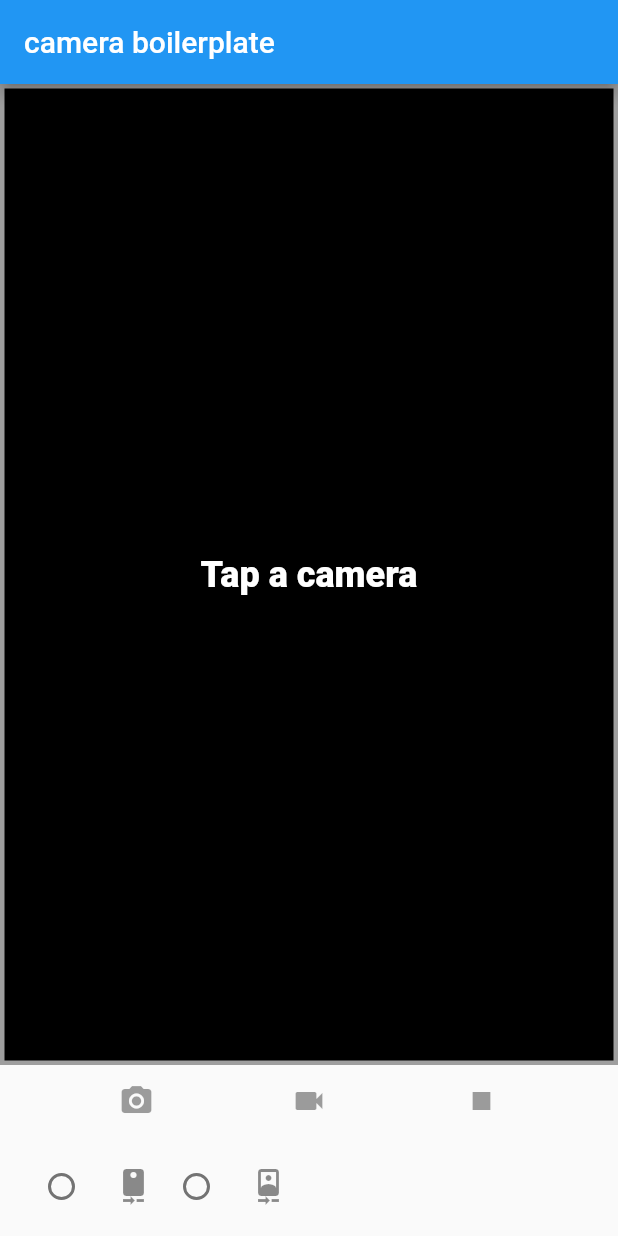
After one commit to EkoconsultDeveloper/flutter_boilerplate, a Flutter app: the screen it shows after launch, after a tap on "try camera", on a phone screen of 412 x 824 dp. The commit adds this screen. Run offline on Flutter 3.47's test engine with Material 2 defaults, Android fonts, the phone set to English and light mode, and no system bars; our stand-ins replace camera, video_player.

Commit message:
v0.3 project with menu and camera

```diff
--- a/lib/main.dart
+++ b/lib/main.dart
@@ -1,111 +1,40 @@
+import 'package:camera/camera.dart';
 import 'package:flutter/material.dart';
+import 'src/ui/camera_ui.dart';
 import 'src/colors.dart';
-void main() => runApp(MyApp());
+import 'src/app.dart';
+import 'dart:async';
 
-class MyApp extends StatelessWidget {
-  // This widget is the root of your application.
-  @override
-  Widget build(BuildContext context) {
-    return MaterialApp(
-      title: 'Flutter Demo',
-      theme: ThemeData(
-        // This is the theme of your application.
-        //
-        // Try running your application with "flutter run". You'll see the
-        // application has a blue toolbar. Then, without quitting the app, try
-        // changing the primarySwatch below to Colors.green and then invoke
-        // "hot reload" (press "r" in the console where you ran "flutter run",
-        // or simply save your changes to "hot reload" in a Flutter IDE).
-        // Notice that the counter didn't reset back to zero; the application
-        // is not restarted.
-        primarySwatch: Colors.blue,
-      ),
-      home: MyHomePage(title: 'Flutter Demo Home Page'),
-    );
+List<CameraDescription> cameras;
+
+Future<void> main() async {
+  try {
+    cameras = await availableCameras();
+  } on CameraException catch (e) {
+    print(e);
   }
+  runApp(
+    MaterialApp(
+    title: 'Flutter boilerplate',
+    home: App(cameras: cameras),
+  ));
 }
 
-class MyHomePage extends StatefulWidget {
-  MyHomePage({Key key, this.title}) : super(key: key);
 
-  // This widget is the home page of your application. It is stateful, meaning
-  // that it has a State object (defined below) that contains fields that affect
-  // how it looks.
+final ThemeData _kShrineTheme = _buildShrineTheme();
 
-  // This class is the configuration for the state. It holds the values (in this
-  // case the title) provided by the parent (in this case the App widget) and
-  // used by the build method of the State. Fields in a Widget subclass are
-  // always marked "final".
-
-  final String title;
-
-  @override
-  _MyHomePageState createState() => _MyHomePageState();
+ThemeData _buildShrineTheme() {
+  final ThemeData base = ThemeData.light();
+  return base.copyWith(
+    accentColor: kShrineBrown900,
+    primaryColor: kShrinePink100,
+    buttonColor: kShrinePink100,
+    scaffoldBackgroundColor: kShrineBackgroundWhite,
+    cardColor: kShrineBackgroundWhite,
+    textSelectionColor: kShrinePink100,
+    errorColor: kShrineErrorRed,
+    // TODO: Add the text themes (103)
+    // TODO: Add the icon themes (103)
+    // TODO: Decorate the inputs (103)
+  );
 }
-
-class _MyHomePageState extends State<MyHomePage> {
-  int _counter = 0;
-
-  void _incrementCounter() {
-    setState(() {
-      // This call to setState tells the Flutter framework that something has
-      // changed in this State, which causes it to rerun the build method below
-      // so that the display can reflect the updated values. If we changed
-      // _counter without calling setState(), then the build method would not be
-      // called again, and so nothing would appear to happen.
-      _counter++;
-    });
-  }
-
-  @override
-  Widget build(BuildContext context) {
-    // This method is rerun every time setState is called, for instance as done
-    // by the _incrementCounter method above.
-    //
-    // The Flutter framework has been optimized to make rerunning build methods
-    // fast, so that you can just rebuild anything that needs updating rather
-    // than having to individually change instances of widgets.
-    return Scaffold(
-      appBar: AppBar(
-        // Here we take the value from the MyHomePage object that was created by
-        // the App.build method, and use it to set our appbar title.
-        title: Text(widget.title),
-      ),
-      body: Center(
-        // Center is a layout widget. It takes a single child and positions it
-        // in the middle of the parent.
-        child: Column(
-          // Column is also layout widget. It takes a list of children and
-          // arranges them vertically. By default, it sizes itself to fit its
-          // children horizontally, and tries to be as tall as its parent.
-          //
-          // Invoke "debug painting" (press "p" in the console, choose the
-          // "Toggle Debug Paint" action from the Flutter Inspector in Android
-          // Studio, or the "Toggle Debug Paint" command in Visual Studio Code)
-          // to see the wireframe for each widget.
-          //
-          // Column has various properties to control how it sizes itself and
-          // how it positions its children. Here we use mainAxisAlignment to
-          // center the children vertically; the main axis here is the vertical
-          // axis because Columns are vertical (the cross axis would be
-          // horizontal).
-          mainAxisAlignment: MainAxisAlignment.center,
-          children: <Widget>[
-            Text(
-              'You have pushed the button this many times:',
-            ),
-            Text(
-              '$_counter',
-              style: Theme.of(context).textTheme.display1,
-            ),
-          ],
-        ),
-      ),
-      floatingActionButton: FloatingActionButton(
-        onPressed: _incrementCounter,
-        tooltip: 'Increment',
-        child: Icon(Icons.add),
-      ), // This trailing comma makes auto-formatting nicer for build methods.
-    );
-  }
-}
--- a/lib/src/app.dart
+++ b/lib/src/app.dart
@@ -0,0 +1,36 @@
+import 'package:flutter/material.dart';
+import 'package:camera/camera.dart';
+
+import 'ui/camera_ui.dart';
+
+class App extends StatefulWidget {
+  final cameras;
+  App({this.cameras});
+  @override
+  _AppState createState() => _AppState();
+}
+
+class _AppState extends State<App> {
+  @override
+  Widget build(BuildContext context) {
+    return Scaffold(
+        appBar: AppBar(title: Text("Flutter boilerplate")),
+        body: Column(
+          mainAxisAlignment: MainAxisAlignment.center,
+          crossAxisAlignment: CrossAxisAlignment.center,
+          children: <Widget>[
+            Center(
+                child: MaterialButton(
+                    elevation: 6.0,
+                    color: Colors.blue,
+                    child: Text("try camera"),
+                    onPressed: () => Navigator.push(
+                          context,
+                          MaterialPageRoute(
+                              builder: (context) =>
+                                  CameraExampleHome(cameras: widget.cameras)),
+                        )))
+          ],
+        ));
+  }
+}
--- /dev/null
+++ b/lib/src/ui/camera_ui.dart
@@ -0,0 +1,360 @@
+import 'dart:async';
+import 'dart:io';
+
+import 'package:camera/camera.dart';
+import 'package:flutter/material.dart';
+import 'package:path_provider/path_provider.dart';
+import 'package:video_player/video_player.dart';
+
+class CameraExampleHome extends StatefulWidget {
+  final cameras;
+  CameraExampleHome({this.cameras});
+  @override
+  _CameraExampleHomeState createState() {
+    return _CameraExampleHomeState();
+  }
+}
+
+/// Returns a suitable camera icon for [direction].
+IconData getCameraLensIcon(CameraLensDirection direction) {
+  switch (direction) {
+    case CameraLensDirection.back:
+      return Icons.camera_rear;
+    case CameraLensDirection.front:
+      return Icons.camera_front;
+    case CameraLensDirection.external:
+      return Icons.camera;
+  }
+  throw ArgumentError('Unknown lens direction');
+}
+
+void logError(String code, String message) =>
+    print('Error: $code\nError Message: $message');
+
+class _CameraExampleHomeState extends State<CameraExampleHome> {
+  CameraController controller;
+  String imagePath;
+  String videoPath;
+  VideoPlayerController videoController;
+  VoidCallback videoPlayerListener;
+
+  final GlobalKey<ScaffoldState> _scaffoldKey = GlobalKey<ScaffoldState>();
+
+  @override
+  Widget build(BuildContext context) {
+    return MaterialApp(
+      title: 'Flutter Demo',
+
+      home: Scaffold(
+
+      appBar: AppBar(
+        title: const Text('camera boilerplate'),
+      ),
+      body: Column(
+        children: <Widget>[
+          Expanded(
+            child: Container(
+              child: Padding(
+                padding: const EdgeInsets.all(1.0),
+                child: Center(
+                  child: _cameraPreviewWidget(),
+                ),
+              ),
+              decoration: BoxDecoration(
+                color: Colors.black,
+                border: Border.all(
+                  color: controller != null && controller.value.isRecordingVideo
+                      ? Colors.redAccent
+                      : Colors.grey,
+                  width: 3.0,
+                ),
+              ),
+            ),
+          ),
+          _captureControlRowWidget(),
+          Padding(
+            padding: const EdgeInsets.all(5.0),
+            child: Row(
+              mainAxisAlignment: MainAxisAlignment.start,
+              children: <Widget>[
+                _cameraTogglesRowWidget(),
+                _thumbnailWidget(),
+              ],
+            ),
+          ),
+        ],
+      ),
+    ));
+  }
+
+  /// Display the preview from the camera (or a message if the preview is not available).
+  Widget _cameraPreviewWidget() {
+    if (controller == null || !controller.value.isInitialized) {
+      return const Text(
+        'Tap a camera',
+        style: TextStyle(
+          color: Colors.white,
+          fontSize: 24.0,
+          fontWeight: FontWeight.w900,
+        ),
+      );
+    } else {
+      return AspectRatio(
+        aspectRatio: controller.value.aspectRatio,
+        child: CameraPreview(controller),
+      );
+    }
+  }
+
+  /// Display the thumbnail of the captured image or video.
+  Widget _thumbnailWidget() {
+    return Expanded(
+      child: Align(
+        alignment: Alignment.centerRight,
+        child: videoController == null && imagePath == null
+            ? null
+            : SizedBox(
+                child: (videoController == null)
+                    ? Image.file(File(imagePath))
+                    : Container(
+                        child: Center(
+                          child: AspectRatio(
+                              aspectRatio: videoController.value.size != null
+                                  ? videoController.value.aspectRatio
+                                  : 1.0,
+                              child: VideoPlayer(videoController)),
+                        ),
+                        decoration: BoxDecoration(
+                            border: Border.all(color: Colors.pink)),
+                      ),
+                width: 64.0,
+                height: 64.0,
+              ),
+      ),
+    );
+  }
+
+  /// Display the control bar with buttons to take pictures and record videos.
+  Widget _captureControlRowWidget() {
+    return Row(
+      mainAxisAlignment: MainAxisAlignment.spaceEvenly,
+      mainAxisSize: MainAxisSize.max,
+      children: <Widget>[
+        IconButton(
+          icon: const Icon(Icons.camera_alt),
+          color: Colors.blue,
+          onPressed: controller != null &&
+                  controller.value.isInitialized &&
+                  !controller.value.isRecordingVideo
+              ? onTakePictureButtonPressed
+              : null,
+        ),
+        IconButton(
+          icon: const Icon(Icons.videocam),
+          color: Colors.blue,
+          onPressed: controller != null &&
+                  controller.value.isInitialized &&
+                  !controller.value.isRecordingVideo
+              ? onVideoRecordButtonPressed
+              : null,
+        ),
+        IconButton(
+          icon: const Icon(Icons.stop),
+          color: Colors.red,
+          onPressed: controller != null &&
+                  controller.value.isInitialized &&
+                  controller.value.isRecordingVideo
+              ? onStopButtonPressed
+              : null,
+        )
+      ],
+    );
+  }
+
+  /// Display a row of toggle to select the camera (or a message if no camera is available).
+  Widget _cameraTogglesRowWidget() {
+    final List<Widget> toggles = <Widget>[];
+
+    if (widget.cameras.isEmpty) {
+      return const Text('No camera found');
+    } else {
+      for (CameraDescription cameraDescription in widget.cameras) {
+        toggles.add(
+          SizedBox(
+            width: 90.0,
+            child: RadioListTile<CameraDescription>(
+              title: Icon(getCameraLensIcon(cameraDescription.lensDirection)),
+              groupValue: controller?.description,
+              value: cameraDescription,
+              onChanged: controller != null && controller.value.isRecordingVideo
+                  ? null
+                  : onNewCameraSelected,
+            ),
+          ),
+        );
+      }
+    }
+
+    return Row(children: toggles);
+  }
+
+  String timestamp() => DateTime.now().millisecondsSinceEpoch.toString();
+
+  void showInSnackBar(String message) {
+    _scaffoldKey.currentState.showSnackBar(SnackBar(content: Text(message)));
+  }
+
+  void onNewCameraSelected(CameraDescription cameraDescription) async {
+    if (controller != null) {
+      await controller.dispose();
+    }
+    controller = CameraController(cameraDescription, ResolutionPreset.high);
+
+    // If the controller is updated then update the UI.
+    controller.addListener(() {
+      if (mounted) setState(() {});
+      if (controller.value.hasError) {
+        showInSnackBar('Camera error ${controller.value.errorDescription}');
+      }
+    });
+
+    try {
+      await controller.initialize();
+    } on CameraException catch (e) {
+      _showCameraException(e);
+    }
+
+    if (mounted) {
+      setState(() {});
+    }
+  }
+
+  void onTakePictureButtonPressed() {
+    takePicture().then((String filePath) {
+      if (mounted) {
+        setState(() {
+          imagePath = filePath;
+          videoController?.dispose();
+          videoController = null;
+        });
+        if (filePath != null) showInSnackBar('Picture saved to $filePath');
+      }
+    });
+  }
+
+  void onVideoRecordButtonPressed() {
+    startVideoRecording().then((String filePath) {
+      if (mounted) setState(() {});
+      if (filePath != null) showInSnackBar('Saving video to $filePath');
+    });
+  }
+
+  void onStopButtonPressed() {
+    stopVideoRecording().then((_) {
+      if (mounted) setState(() {});
+      showInSnackBar('Video recorded to: $videoPath');
+    });
+  }
+
+  Future<String> startVideoRecording() async {
+    if (!controller.value.isInitialized) {
+      showInSnackBar('Error: select a camera first.');
+      return null;
+    }
+
+    final Directory extDir = await getApplicationDocumentsDirectory();
+    final String dirPath = '${extDir.path}/Movies/flutter_test';
+    await Directory(dirPath).create(recursive: true);
+    final String filePath = '$dirPath/${timestamp()}.mp4';
+
+    if (controller.value.isRecordingVideo) {
+      // A recording is already started, do nothing.
+      return null;
+    }
+
+    try {
+      videoPath = filePath;
+      await controller.startVideoRecording(filePath);
+    } on CameraException catch (e) {
+      _showCameraException(e);
+      return null;
+    }
+    return filePath;
+  }
+
+  Future<void> stopVideoRecording() async {
+    if (!controller.value.isRecordingVideo) {
+      return null;
+    }
+
+    try {
+      await controller.stopVideoRecording();
+    } on CameraException catch (e) {
+      _showCameraException(e);
+      return null;
+    }
+
+    await _startVideoPlayer();
+  }
+
+  Future<void> _startVideoPlayer() async {
+    final VideoPlayerController vcontroller =
+        VideoPlayerController.file(File(videoPath));
+    videoPlayerListener = () {
+      if (videoController != null && videoController.value.size != null) {
+        // Refreshing the state to update video player with the correct ratio.
+        if (mounted) setState(() {});
+        videoController.removeListener(videoPlayerListener);
+      }
+    };
+    vcontroller.addListener(videoPlayerListener);
+    await vcontroller.setLooping(true);
+    await vcontroller.initialize();
+    await videoController?.dispose();
+    if (mounted) {
+      setState(() {
+        imagePath = null;
+        videoController = vcontroller;
+      });
+    }
+    await vcontroller.play();
+  }
+
+  Future<String> takePicture() async {
+    if (!controller.value.isInitialized) {
+      showInSnackBar('Error: select a camera first.');
+      return null;
+    }
+    final Directory extDir = await getApplicationDocumentsDirectory();
+    final String dirPath = '${extDir.path}/Pictures/flutter_test';
+    await Directory(dirPath).create(recursive: true);
+    final String filePath = '$dirPath/${timestamp()}.jpg';
+
+    if (controller.value.isTakingPicture) {
+      // A capture is already pending, do nothing.
+      return null;
+    }
+
+    try {
+      await controller.takePicture(filePath);
+    } on CameraException catch (e) {
+      _showCameraException(e);
+      return null;
+    }
+    return filePath;
+  }
+
+  void _showCameraException(CameraException e) {
+    logError(e.code, e.description);
+    showInSnackBar('Error: ${e.code}\n${e.description}');
+  }
+}
+
+class CameraApp extends StatelessWidget {
+  @override
+  Widget build(BuildContext context) {
+    return MaterialApp(
+      home: CameraExampleHome(),
+    );
+  }
+}
--- a/pubspec.yaml
+++ b/pubspec.yaml
@@ -21,6 +21,9 @@ dependencies:
   cupertino_icons: ^0.1.2
   firebase_core: ^0.2.5
   firebase_analytics: ^1.0.4
+  camera: ^0.2.6
+  path_provider: ^0.4.1
+  video_player: ^0.7.2
 
 
 dev_dependencies:
```
Also changed, not shown: lib/src/colors.dart (+2 -20 lines), lib/src/widgets/navbar-bottom.dart (added, +65 -0 lines).
